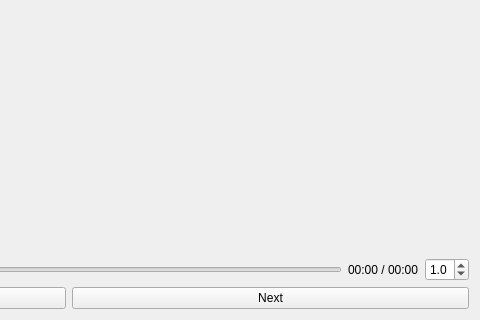
Above: src/main-window.ui from Spark-NF/organizer before the change; both pictures show x 342 to 822 and y 230 to 550 of the 822 by 550 pixel window. Below: the same form after it.
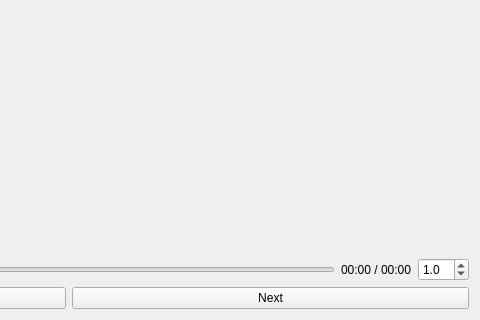
That is the form after the change. Icons and pictures are not drawn.

Commit message: Increase GIF controls range

```diff
--- a/src/main-window.ui
+++ b/src/main-window.ui
@@ -89,10 +89,10 @@
                 <number>1</number>
                </property>
                <property name="minimum">
-                <double>0.500000000000000</double>
+                <double>0.100000000000000</double>
                </property>
                <property name="maximum">
-                <double>4.000000000000000</double>
+                <double>10.000000000000000</double>
                </property>
                <property name="singleStep">
                 <double>0.100000000000000</double>
```
